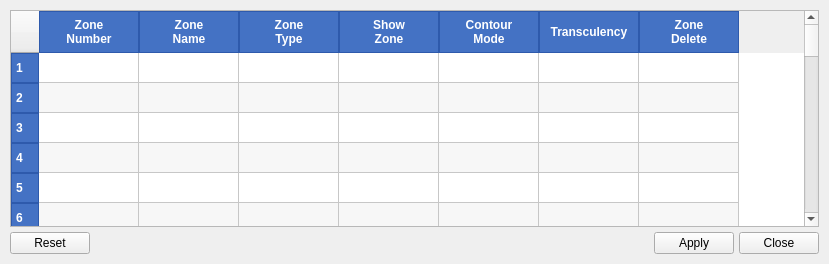
Qt form Post/ControlPanel.ui (shadeslide12/Ci_Gui) before a commit.
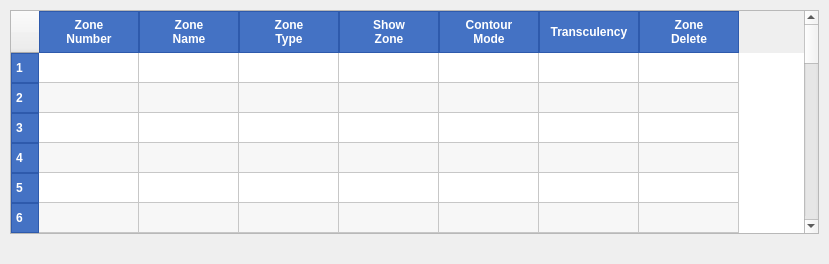
The same form after that commit.

```diff
--- a/Post/ControlPanel.ui
+++ b/Post/ControlPanel.ui
@@ -130,13 +130,6 @@
    </item>
    <item>
     <layout class="QHBoxLayout" name="buttonLayout">
-     <item>
-      <widget class="QPushButton" name="Btn_Reset">
-       <property name="text">
-        <string>Reset</string>
-       </property>
-      </widget>
-     </item>
      <item>
       <spacer name="buttonHorizontalSpacer">
        <property name="orientation">
@@ -150,20 +143,6 @@
        </property>
       </spacer>
      </item>
-     <item>
-      <widget class="QPushButton" name="Btn_Apply">
-       <property name="text">
-        <string>Apply</string>
-       </property>
-      </widget>
-     </item>
-     <item>
-      <widget class="QPushButton" name="Btn_Close">
-       <property name="text">
-        <string>Close</string>
-       </property>
-      </widget>
-     </item>
     </layout>
    </item>
   </layout>
```
Left out of the diff: 6 changed lines with no effect on the pictures.
